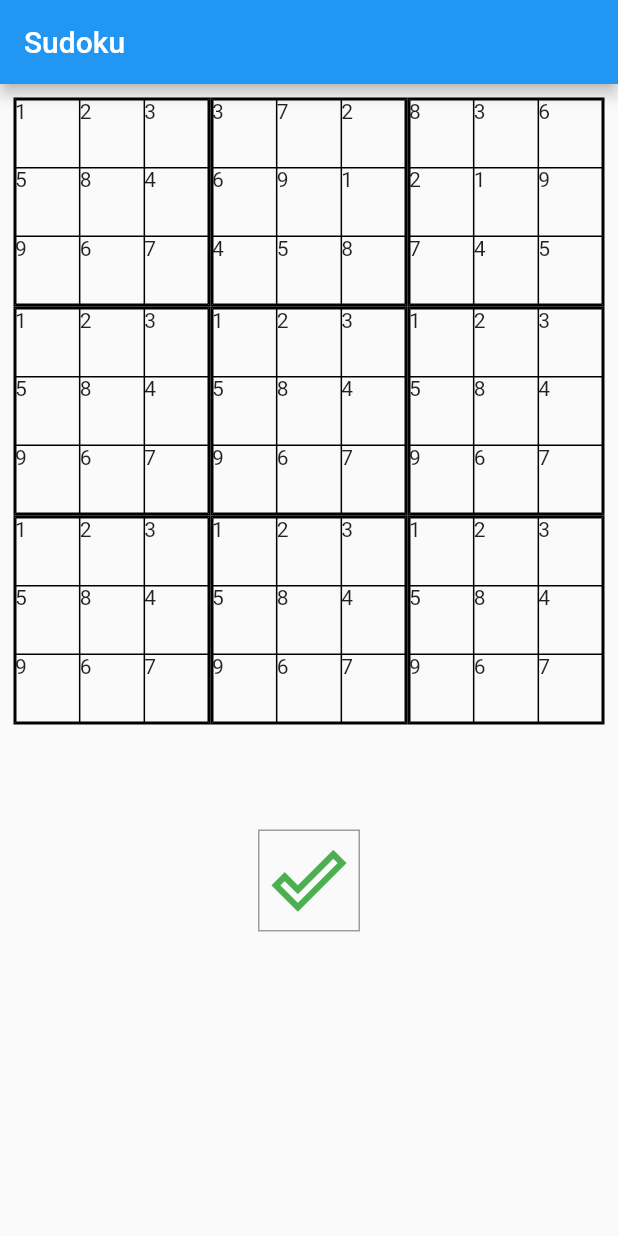
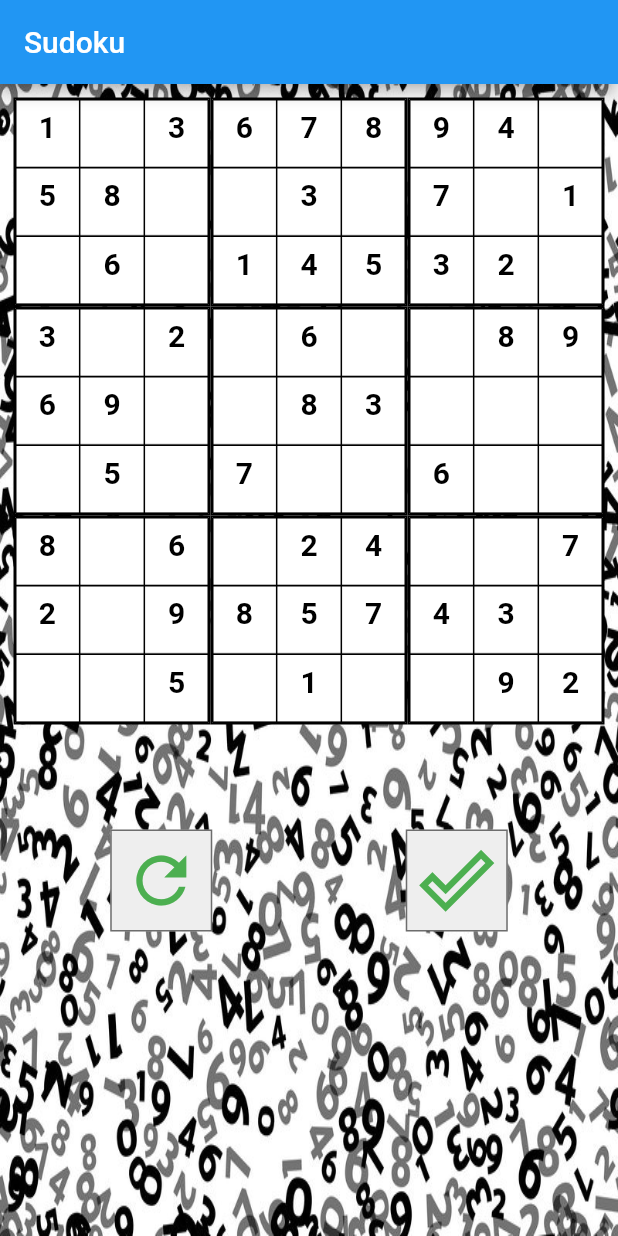
Before and after one commit to frkn2076/Sudoku, a Flutter app: the screen it shows after launch, on a phone screen of 412 x 824 dp. Run offline on Flutter 3.47's test engine with Material 2 defaults, Android fonts, the phone set to English and light mode, and no system bars.

Commit message:
background added, buttons and draw algorithm set

```diff
--- a/lib/main.dart
+++ b/lib/main.dart
@@ -8,19 +8,40 @@ void main() {
 }
 
 class MyApp extends StatelessWidget {
+  final List<List<int>> square00 = Sudoku.getInnerSquare(0, 0);
+  final List<List<int>> square01 = Sudoku.getInnerSquare(0, 1);
+  final List<List<int>> square02 = Sudoku.getInnerSquare(0, 2);
+  final List<List<int>> square10 = Sudoku.getInnerSquare(1, 0);
+  final List<List<int>> square11 = Sudoku.getInnerSquare(1, 1);
+  final List<List<int>> square12 = Sudoku.getInnerSquare(1, 2);
+  final List<List<int>> square20 = Sudoku.getInnerSquare(2, 0);
+  final List<List<int>> square21 = Sudoku.getInnerSquare(2, 1);
+  final List<List<int>> square22 = Sudoku.getInnerSquare(2, 2);
+
   @override
   Widget build(BuildContext context) {
     return MaterialApp(
       debugShowCheckedModeBanner: false,
-      home: MyHomePage(title: 'Sudoku'),
+      home: MyHomePage(title: 'Sudoku', squares: [
+        square00,
+        square01,
+        square02,
+        square10,
+        square11,
+        square12,
+        square20,
+        square21,
+        square22
+      ]),
     );
   }
 }
 
 class MyHomePage extends StatefulWidget {
-  MyHomePage({Key key, this.title}) : super(key: key);
+  MyHomePage({Key key, this.title, this.squares}) : super(key: key);
 
   final String title;
+  final List<List<List<int>>> squares;
 
   @override
   _MyHomePageState createState() => _MyHomePageState();
@@ -30,7 +51,6 @@ class _MyHomePageState extends State<MyHomePage> {
   @override
   Widget build(BuildContext context) {
     double widthOfDevice = MediaQuery.of(context).size.width;
-    var maskedSudoku = getSample();
 
     return Scaffold(
       resizeToAvoidBottomInset: false, //Added for bottom overflow warning.
@@ -38,36 +58,60 @@ class _MyHomePageState extends State<MyHomePage> {
         title: Text(widget.title),
       ),
       body: Container(
+        decoration: BoxDecoration(
+          image: DecorationImage(
+            image: AssetImage('assets/background.jpg'),
+            fit: BoxFit.fill,
+          ),
+        ),
+        child: Container(
           padding: const EdgeInsets.all(9),
           child: Column(
             children: <Widget>[
               Row(
                 children: <Widget>[
-                  createTable(widthOfDevice / 9, maskedSudoku.sublist(0,3)),
-                  createTable(widthOfDevice / 9, maskedSudoku.sublist(3,6)),
-                  createTable(widthOfDevice / 9, maskedSudoku.sublist(6,9))
+                  createTable(widthOfDevice / 9, widget.squares[0]),
+                  createTable(widthOfDevice / 9, widget.squares[1]),
+                  createTable(widthOfDevice / 9, widget.squares[2])
                 ],
               ),
               Row(
                 children: <Widget>[
-                  createTable(widthOfDevice / 9, maskedSudoku.sublist(0,3)),
-                  createTable(widthOfDevice / 9, maskedSudoku.sublist(0,3)),
-                  createTable(widthOfDevice / 9, maskedSudoku.sublist(0,3))
+                  createTable(widthOfDevice / 9, widget.squares[3]),
+                  createTable(widthOfDevice / 9, widget.squares[4]),
+                  createTable(widthOfDevice / 9, widget.squares[5])
                 ],
               ),
               Row(
                 children: <Widget>[
-                  createTable(widthOfDevice / 9, maskedSudoku.sublist(0,3)),
-                  createTable(widthOfDevice / 9, maskedSudoku.sublist(0,3)),
-                  createTable(widthOfDevice / 9, maskedSudoku.sublist(0,3))
+                  createTable(widthOfDevice / 9, widget.squares[6]),
+                  createTable(widthOfDevice / 9, widget.squares[7]),
+                  createTable(widthOfDevice / 9, widget.squares[8])
                 ],
               ),
               SizedBox(
                 height: 70,
               ),
+              Row(
+                mainAxisAlignment: MainAxisAlignment.spaceAround,
+                children: <Widget>[
                   Container(
-                decoration:
-                    BoxDecoration(border: Border.all(color: Colors.grey)),
+                    decoration: BoxDecoration(
+                        border: Border.all(color: Colors.black54),
+                        color: Colors.grey[200]),
+                    child: IconButton(
+                      icon: Icon(
+                        Icons.refresh,
+                        color: Colors.green,
+                      ),
+                      iconSize: 50,
+                      onPressed: () {},
+                    ),
+                  ),
+                  Container(
+                    decoration: BoxDecoration(
+                        border: Border.all(color: Colors.black54),
+                        color: Colors.grey[200]),
                     child: IconButton(
                       icon: Icon(
                         Icons.done_outline,
@@ -76,78 +120,64 @@ class _MyHomePageState extends State<MyHomePage> {
                       iconSize: 50,
                       onPressed: () {},
                     ),
-              )
+                  ),
                 ],
               ),
-        ));
+            ],
+          ),
+        ),
+      ),
+    );
   }
 
   Widget createTable(double cellHeight, List<List<int>> list) {
     return Expanded(
       child: Container(
         decoration: BoxDecoration(
-          border: Border.all(color: Colors.black),
-        ),
+            border: Border.all(color: Colors.black), color: Colors.white),
         child: Table(
           border: TableBorder.symmetric(
               inside: BorderSide(color: Colors.black),
               outside: BorderSide(color: Colors.black)),
           defaultVerticalAlignment: TableCellVerticalAlignment.middle,
-          children: list.map((value) =>
-              TableRow(
-                    children: List.generate(3, (index) =>
-                       InkResponse(
+          children: list
+              .map((value) => TableRow(
+                    children: List.generate(
+                      3,
+                      (index) => InkResponse(
                         child: SizedBox(
                           height: cellHeight,
                           child:
-                          Text(value[index].toString())
-                          // TextField(
-                          //   readOnly: false,
-                          //   inputFormatters: <TextInputFormatter>[
-                          //     FilteringTextInputFormatter.digitsOnly,
-                          //     LengthLimitingTextInputFormatter(1)
-                          //   ],
-                          //   style: TextStyle(
-                          //     fontSize: 20,
-                          //   ),
-                          //   textAlign: TextAlign.center,
-                          //   decoration: InputDecoration(
-                          //       contentPadding:
-                          //           EdgeInsets.only(bottom: cellHeight / 4)),
-                          // ),
+                              // Text(value[index].toString())
+                              TextField(
+                            readOnly: value[index] != 0,
+                            inputFormatters: <TextInputFormatter>[
+                              FilteringTextInputFormatter.digitsOnly,
+                              LengthLimitingTextInputFormatter(1)
+                            ],
+                            style: TextStyle(
+                              fontSize: 20,
+                            ),
+                            textAlign: TextAlign.center,
+                            decoration: InputDecoration(
+                                hintText: value[index] != 0
+                                    ? value[index].toString()
+                                    : "",
+                                hintStyle: TextStyle(
+                                    fontSize: 20.0,
+                                    color: Colors.black,
+                                    fontWeight: FontWeight.bold),
+                                contentPadding:
+                                    EdgeInsets.only(bottom: cellHeight / 4)),
                           ),
                         ),
                       ),
-                  )).toList(),
+                    ),
+                  ))
+              .toList(),
         ),
       ),
     );
-  }
-
-
-  List<List<int>> maskSudoku(){
-    Random random = Random();
-    var sudoku = getSample();
-    for (var i = 0; i < 7; i++) {
-      for (var i = 0; i < 7; i++) {
-         sudoku[random.nextInt(9)][random.nextInt(9)] = 0;
-      }
-    }
-    return sudoku;
-  }
-
-  List<List<int>> getSample(){
-    return [
-      [1,2,3,6,7,8,9,4,5],
-      [5,8,4,2,3,9,7,6,1],
-      [9,6,7,1,4,5,3,2,8],
-      [3,7,2,4,6,1,5,8,9],
-      [6,9,1,5,8,3,2,7,4],
-      [4,5,8,7,9,2,6,1,3],
-      [8,3,6,9,2,4,1,5,7],
-      [2,1,9,8,5,7,4,3,6],
-      [7,4,5,3,1,6,8,9,2]
-    ];
   }
 
   // List<List<int>> createSudoku() {
@@ -194,5 +224,44 @@ class _MyHomePageState extends State<MyHomePage> {
   //   return availableOnes;
   // }
 
+}
 
+class Sudoku {
+  static List<List<int>> getInnerSquare(int row, int column) {
+    var sudoku = maskSudoku();
+    var innerSquare = List<List<int>>();
+    for (var i = row * 3; i < row * 3 + 3; i++) {
+      List<int> temp = List<int>();
+      for (var j = column * 3; j < column * 3 + 3; j++) {
+        temp.add(sudoku[i][j]);
       }
+      innerSquare.add(temp);
+    }
+    return innerSquare;
+  }
+
+  static List<List<int>> maskSudoku() {
+    Random random = Random();
+    var sudoku = getSample();
+    for (var i = 0; i < 7; i++) {
+      for (var i = 0; i < 7; i++) {
+        sudoku[random.nextInt(9)][random.nextInt(9)] = 0;
+      }
+    }
+    return sudoku;
+  }
+
+  static List<List<int>> getSample() {
+    return [
+      [1, 2, 3, 6, 7, 8, 9, 4, 5],
+      [5, 8, 4, 2, 3, 9, 7, 6, 1],
+      [9, 6, 7, 1, 4, 5, 3, 2, 8],
+      [3, 7, 2, 4, 6, 1, 5, 8, 9],
+      [6, 9, 1, 5, 8, 3, 2, 7, 4],
+      [4, 5, 8, 7, 9, 2, 6, 1, 3],
+      [8, 3, 6, 9, 2, 4, 1, 5, 7],
+      [2, 1, 9, 8, 5, 7, 4, 3, 6],
+      [7, 4, 5, 3, 1, 6, 8, 9, 2]
+    ];
+  }
+}
--- a/pubspec.yaml
+++ b/pubspec.yaml
@@ -45,9 +45,8 @@ flutter:
   uses-material-design: true
 
   # To add assets to your application, add an assets section, like this:
-  # assets:
-  #   - images/a_dot_burr.jpeg
-  #   - images/a_dot_ham.jpeg
+  assets:
+    - assets/background.jpg
 
   # An image asset can refer to one or more resolution-specific "variants", see
   # https://flutter.dev/assets-and-images/#resolution-aware.
```
Also changed, not shown: assets/background.jpg (added). Lines whose indentation alone changed are shown as unchanged.
